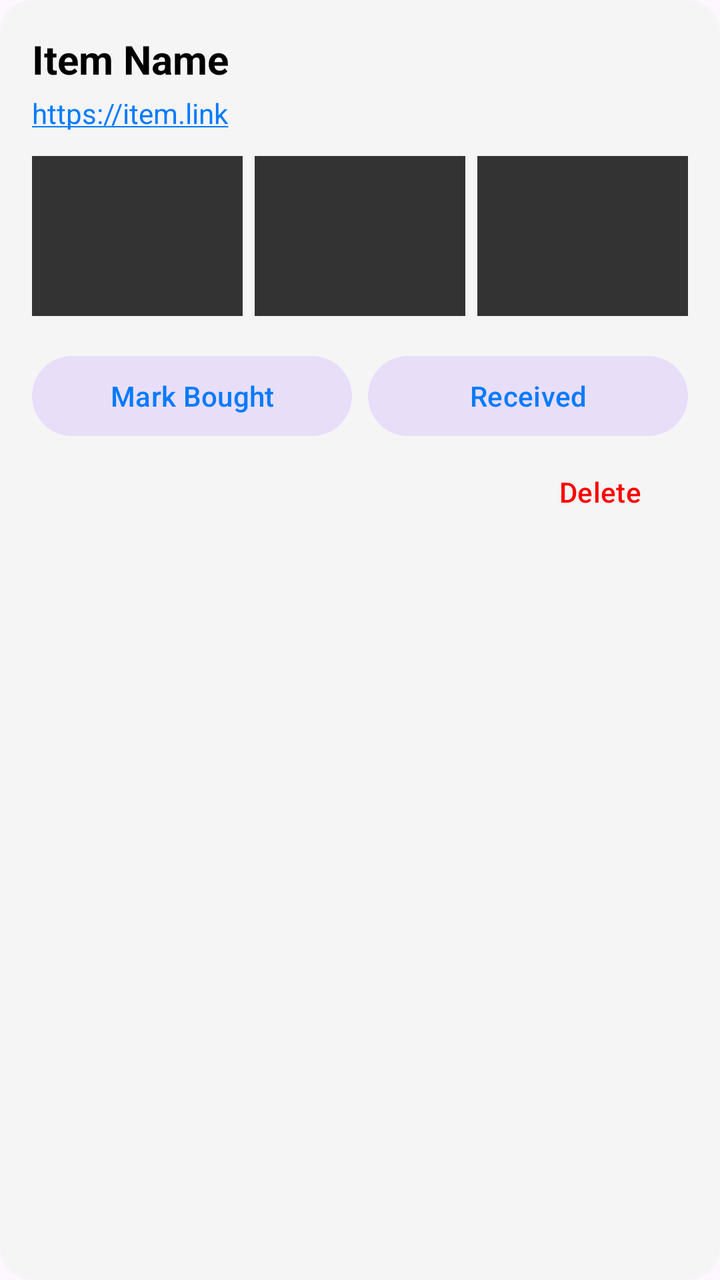
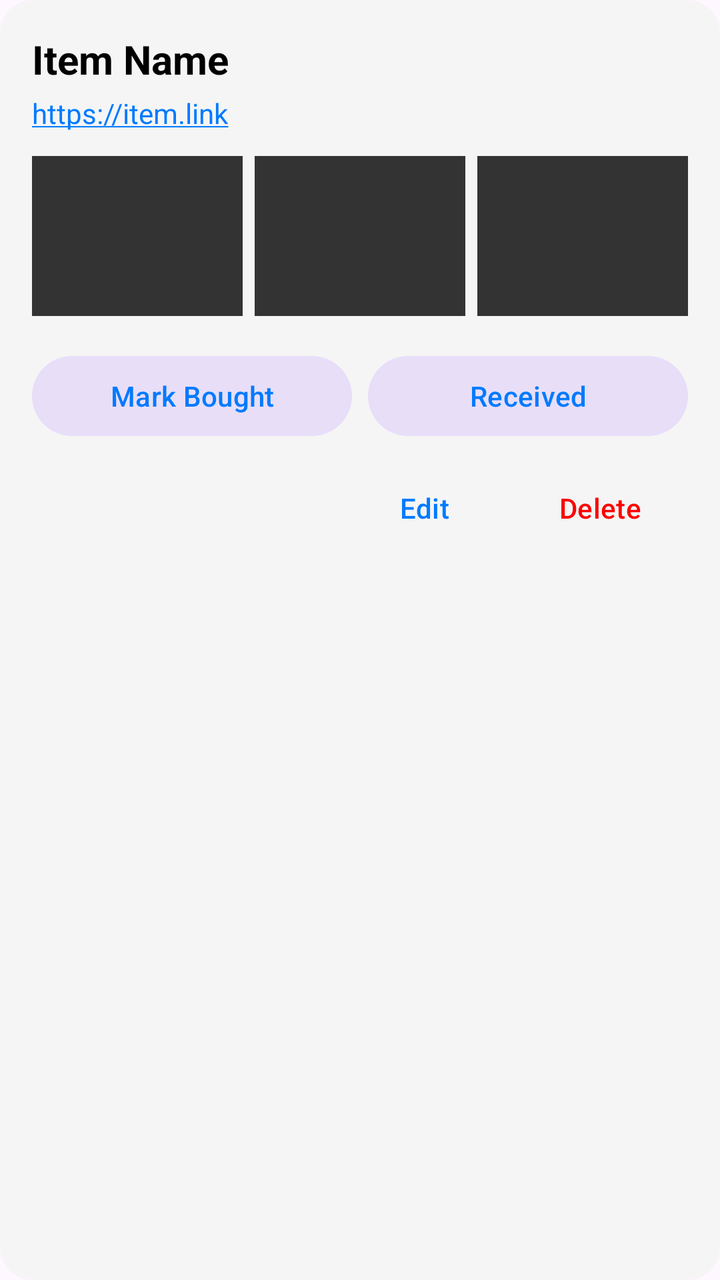

The first picture is an Android layout as it rendered before a commit; the second is the same layout after the commit. The layout source and the unified diff follow.
<!-- AndroidManifest.xml: application theme Theme.ProjectCecily -->
<!-- res/layout/item_wishlist.xml -->
<?xml version="1.0" encoding="utf-8"?>
<com.google.android.material.card.MaterialCardView xmlns:android="http://schemas.android.com/apk/res/android"
    xmlns:app="http://schemas.android.com/apk/res-auto"
    android:id="@+id/wishlistCard"
    android:layout_width="match_parent"
    android:layout_height="wrap_content"
    android:layout_margin="8dp"
    app:cardBackgroundColor="@color/card_background"
    app:cardCornerRadius="16dp"
    app:strokeWidth="0dp">

    <LinearLayout
        android:layout_width="match_parent"
        android:layout_height="wrap_content"
        android:orientation="vertical"
        android:padding="16dp">

        <TextView
            android:id="@+id/tvItemName"
            android:layout_width="wrap_content"
            android:layout_height="wrap_content"
            android:text="Item Name"
            android:textColor="@color/text_primary"
            android:textSize="20sp"
            android:textStyle="bold" />

        <TextView
            android:id="@+id/tvItemLink"
            android:layout_width="wrap_content"
            android:layout_height="wrap_content"
            android:layout_marginTop="4dp"
            android:autoLink="web"
            android:text="https://item.link"
            android:textColor="@color/nav_selected"
            android:textSize="14sp" />

        
        <LinearLayout
            android:layout_width="match_parent"
            android:layout_height="80dp"
            android:layout_marginTop="12dp"
            android:orientation="horizontal">

            <ImageView
                android:id="@+id/iv1"
                android:layout_width="0dp"
                android:layout_height="match_parent"
                android:layout_marginEnd="4dp"
                android:layout_weight="1"
                android:background="#333333"
                android:scaleType="centerCrop" />

            <ImageView
                android:id="@+id/iv2"
                android:layout_width="0dp"
                android:layout_height="match_parent"
                android:layout_marginHorizontal="2dp"
                android:layout_weight="1"
                android:background="#333333"
                android:scaleType="centerCrop" />

            <ImageView
                android:id="@+id/iv3"
                android:layout_width="0dp"
                android:layout_height="match_parent"
                android:layout_marginStart="4dp"
                android:layout_weight="1"
                android:background="#333333"
                android:scaleType="centerCrop" />
        </LinearLayout>

        <LinearLayout
            android:layout_width="match_parent"
            android:layout_height="wrap_content"
            android:layout_marginTop="16dp"
            android:orientation="horizontal">

            <Button
                android:id="@+id/btnMarkBought"
                style="@style/Widget.Material3.Button.TonalButton"
                android:layout_width="0dp"
                android:layout_height="wrap_content"
                android:layout_marginEnd="8dp"
                android:layout_weight="1"
                android:text="Mark Bought" />

            <Button
                android:id="@+id/btnMarkReceived"
                style="@style/Widget.Material3.Button.TonalButton"
                android:layout_width="0dp"
                android:layout_height="wrap_content"
                android:layout_weight="1"
                android:text="Received" />
        </LinearLayout>

        <Button
            android:id="@+id/btnDelete"
            style="@style/Widget.Material3.Button.TextButton"
            android:layout_width="wrap_content"
            android:layout_height="wrap_content"
            android:layout_gravity="end"
            android:text="Delete"
            android:textColor="#FF0000" />

    </LinearLayout>
</com.google.android.material.card.MaterialCardView>
<!-- resources referenced by this layout -->
<resources>
  <color name="card_background">#F5F5F5</color>
  <color name="nav_selected">#007AFF</color>
  <color name="text_primary">#000000</color>
  <style name="Theme.ProjectCecily" parent="Base.Theme.ProjectCecily" />
  <style name="Base.Theme.ProjectCecily" parent="Theme.Material3.DayNight">
          
          <item name="colorPrimary">@color/nav_selected</item>
          <item name="windowActionBar">true</item>
          <item name="windowNoTitle">false</item>
  
          
          <item name="colorOnSecondaryContainer">@color/nav_selected</item>
      </style>
</resources>

<!-- the commit's change to res/layout/item_wishlist.xml (unified diff, before → after) -->
@@ -93,14 +93,28 @@
                 android:text="Received" />
         </LinearLayout>
 
-        <Button
-            android:id="@+id/btnDelete"
-            style="@style/Widget.Material3.Button.TextButton"
-            android:layout_width="wrap_content"
+        <LinearLayout
+            android:layout_width="match_parent"
             android:layout_height="wrap_content"
-            android:layout_gravity="end"
-            android:text="Delete"
-            android:textColor="#FF0000" />
+            android:layout_marginTop="8dp"
+            android:gravity="end"
+            android:orientation="horizontal">
+
+            <Button
+                android:id="@+id/btnEdit"
+                style="@style/Widget.Material3.Button.TextButton"
+                android:layout_width="wrap_content"
+                android:layout_height="wrap_content"
+                android:text="Edit" />
+
+            <Button
+                android:id="@+id/btnDelete"
+                style="@style/Widget.Material3.Button.TextButton"
+                android:layout_width="wrap_content"
+                android:layout_height="wrap_content"
+                android:text="Delete"
+                android:textColor="#FF0000" />
+        </LinearLayout>
 
     </LinearLayout>
 </com.google.android.material.card.MaterialCardView>
